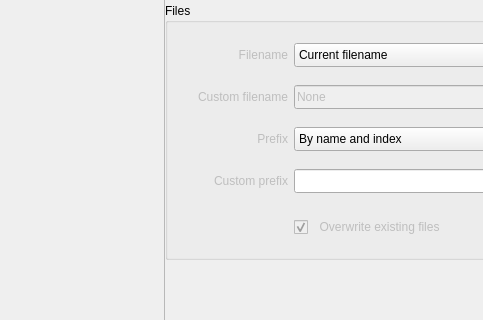
Above: app/settings.ui from CineEncoder/cine-encoder before the change; both pictures show x 0 to 483 and y 186 to 506 of the 589 by 654 pixel window. Below: the same form after it.
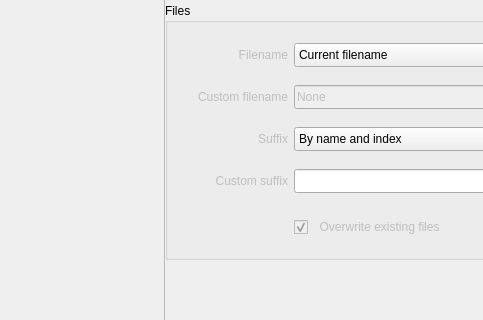
That is the form after the change. Icons and pictures are not drawn.

Commit message: Fixed bug with suffix name

The edit to the form file:
```diff
--- a/app/settings.ui
+++ b/app/settings.ui
@@ -295,7 +295,7 @@
                            <bool>false</bool>
                           </property>
                           <property name="text">
-                           <string>  Prefix</string>
+                           <string>  Suffix</string>
                           </property>
                           <property name="alignment">
                            <set>Qt::AlignRight|Qt::AlignTrailing|Qt::AlignVCenter</set>
@@ -389,7 +389,7 @@
                            <bool>false</bool>
                           </property>
                           <property name="text">
-                           <string>Custom prefix</string>
+                           <string>Custom suffix</string>
                           </property>
                           <property name="alignment">
                            <set>Qt::AlignRight|Qt::AlignTrailing|Qt::AlignVCenter</set>
```
